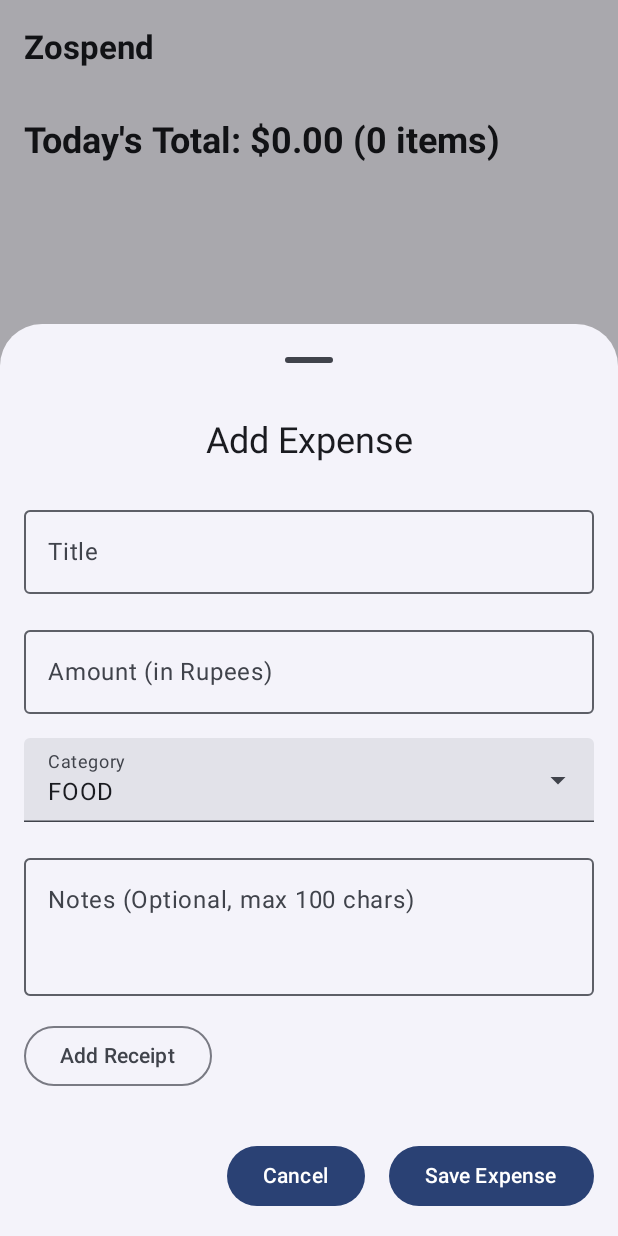
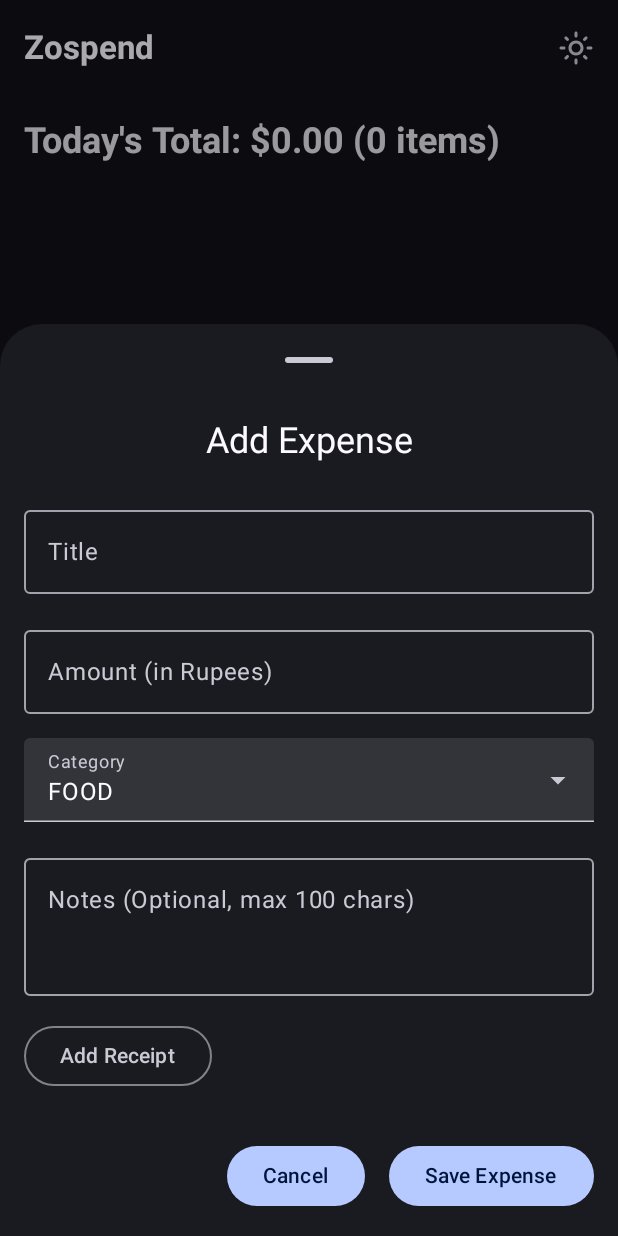
Before and after one commit to DarshReddy/Zospend, an Android app built with Jetpack Compose: the screen it shows after launch (MainActivity), after a tap on "Add Expense", on a phone screen of 412 x 824 dp. Run offline under Robolectric (Android 15) with nearby library versions, the phone set to English and light mode, and no system bars; 1 other tap on this screen came first.

Commit message:
feat: Add theme toggle and update icons
This commit introduces a theme toggle functionality and updates icons in the `MainScreen`.

**MainScreen:**
- Adds a theme toggle `IconButton` to the `TopAppBar` that switches between light and dark themes.
- Updates the bottom navigation icons:
    - "Today" now uses `Icons.Filled.Today` and `Icons.Outlined.Today`.
    - "Reports" now uses `Icons.Filled.Analytics` and `Icons.Outlined.Analytics`.
- Passes `isDarkTheme` and `onThemeToggle` parameters to control theme state.

**MainActivity:**
- Uses a `ThemeViewModel` to manage and observe the current theme state.
- Dynamically updates `SystemBarStyle` for status and navigation bars based on the current theme.
- Passes the current theme state and toggle function to `MainScreen`.

**Theme:**
- Introduces `ThemeViewModel` to manage the dark theme state using a `MutableStateFlow`.

**Build & Configuration:**
- Updates Kotlin JVM target to 17.
- Adds `androidx.compose.material:material-icons-extended` dependency.
- Updates Gradle configuration to reflect JVM 17.

**Components:**
- In `OutlinedButtonComposable`, updates the `border` parameter for `OutlinedButton` to use `ButtonDefaults.outlinedButtonBorder(enabled = true)`.

```diff
--- a/app/src/main/java/com/assignment/zospend/MainActivity.kt
+++ b/app/src/main/java/com/assignment/zospend/MainActivity.kt
@@ -1,40 +1,44 @@
-
 package com.assignment.zospend
 
+import android.graphics.Color
 import android.os.Bundle
 import androidx.activity.ComponentActivity
+import androidx.activity.SystemBarStyle
 import androidx.activity.compose.setContent
 import androidx.activity.enableEdgeToEdge
-import androidx.compose.foundation.layout.fillMaxSize
-import androidx.compose.material3.MaterialTheme
-import androidx.compose.material3.Surface
-import androidx.compose.runtime.Composable
-import androidx.compose.ui.Modifier
-import androidx.compose.ui.tooling.preview.Preview
+import androidx.activity.viewModels
+import androidx.compose.runtime.collectAsState
+import androidx.compose.runtime.getValue
 import com.assignment.zospend.ui.main.MainScreen
+import com.assignment.zospend.ui.theme.ThemeViewModel
 import com.assignment.zospend.ui.theme.ZospendTheme
 
 class MainActivity : ComponentActivity() {
+
+    private val themeViewModel by viewModels<ThemeViewModel>()
     override fun onCreate(savedInstanceState: Bundle?) {
         super.onCreate(savedInstanceState)
         enableEdgeToEdge()
         setContent {
-            ZospendTheme {
-                Surface(
-                    modifier = Modifier.fillMaxSize(),
-                    color = MaterialTheme.colorScheme.background
-                ) {
-                    MainScreen()
-                }
+            val isDarkTheme by themeViewModel.isDarkTheme.collectAsState()
+            enableEdgeToEdge(
+                statusBarStyle = SystemBarStyle.auto(
+                    Color.TRANSPARENT,
+                    Color.TRANSPARENT,
+                ) { isDarkTheme },
+                navigationBarStyle = SystemBarStyle.auto(
+                    Color.TRANSPARENT,
+                    Color.TRANSPARENT,
+                ) { isDarkTheme },
+            )
+            ZospendTheme(
+                darkTheme = isDarkTheme
+            ) {
+                MainScreen(
+                    isDarkTheme = isDarkTheme,
+                    onThemeToggle = { themeViewModel.toggleTheme() }
+                )
             }
         }
     }
 }
-
-@Preview(showBackground = true)
-@Composable
-fun DefaultPreview() {
-    ZospendTheme {
-        MainScreen()
-    }
-}
--- a/app/src/main/java/com/assignment/zospend/ui/components/Components.kt
+++ b/app/src/main/java/com/assignment/zospend/ui/components/Components.kt
@@ -52,9 +52,7 @@ fun SecondaryButton(
         colors = ButtonDefaults.outlinedButtonColors(
             contentColor = MaterialTheme.colorScheme.primary
         ),
-        border = ButtonDefaults.outlinedButtonBorder.copy(
-            width = 1.dp
-        )
+        border = ButtonDefaults.outlinedButtonBorder(enabled = true)
     ) {
         Text(text = text, style = MaterialTheme.typography.labelLarge)
     }
--- a/app/src/main/java/com/assignment/zospend/ui/main/MainScreen.kt
+++ b/app/src/main/java/com/assignment/zospend/ui/main/MainScreen.kt
@@ -6,12 +6,14 @@ import androidx.compose.animation.AnimatedVisibility
 import androidx.compose.foundation.layout.Box
 import androidx.compose.foundation.layout.padding
 import androidx.compose.material.icons.Icons
-import androidx.compose.material.icons.automirrored.filled.List
-import androidx.compose.material.icons.automirrored.outlined.List
 import androidx.compose.material.icons.filled.Add
-import androidx.compose.material.icons.filled.DateRange
+import androidx.compose.material.icons.filled.Analytics
 import androidx.compose.material.icons.filled.Share
-import androidx.compose.material.icons.outlined.DateRange
+import androidx.compose.material.icons.filled.Today
+import androidx.compose.material.icons.outlined.Analytics
+import androidx.compose.material.icons.outlined.LightMode
+import androidx.compose.material.icons.outlined.Nightlight
+import androidx.compose.material.icons.outlined.Today
 import androidx.compose.material3.BottomAppBar
 import androidx.compose.material3.ExperimentalMaterial3Api
 import androidx.compose.material3.FloatingActionButton
@@ -48,7 +50,10 @@ import kotlinx.coroutines.launch
 
 @OptIn(ExperimentalMaterial3Api::class)
 @Composable
-fun MainScreen() {
+fun MainScreen(
+    isDarkTheme: Boolean,
+    onThemeToggle: () -> Unit
+) {
     val navController = rememberNavController()
     val sheetState = rememberModalBottomSheetState(true)
     val scope = rememberCoroutineScope()
@@ -66,6 +71,12 @@ fun MainScreen() {
             TopAppBar(
                 title = { Text(text = "Zospend") },
                 actions = {
+                    IconButton(onClick = onThemeToggle) {
+                        Icon(
+                            imageVector = if (isDarkTheme) Icons.Outlined.LightMode else Icons.Outlined.Nightlight,
+                            contentDescription = "Toggle Theme"
+                        )
+                    }
                     AnimatedVisibility(visible = currentRoute == Screen.Reports.route) {
                         IconButton(onClick = {
                             shareReport(
@@ -130,7 +141,7 @@ fun AppBottomBar(
         NavigationBarItem(
             icon = {
                 Icon(
-                    imageVector = if (isTodaySelected) Icons.Filled.DateRange else Icons.Outlined.DateRange,
+                    imageVector = if (isTodaySelected) Icons.Filled.Today else Icons.Outlined.Today,
                     contentDescription = "Today"
                 )
             },
@@ -146,7 +157,7 @@ fun AppBottomBar(
         NavigationBarItem(
             icon = {
                 Icon(
-                    imageVector = if (isReportsSelected) Icons.AutoMirrored.Filled.List else Icons.AutoMirrored.Outlined.List,
+                    imageVector = if (isReportsSelected) Icons.Filled.Analytics else Icons.Outlined.Analytics,
                     contentDescription = "Reports"
                 )
             },
--- a/app/src/main/java/com/assignment/zospend/ui/theme/Theme.kt
+++ b/app/src/main/java/com/assignment/zospend/ui/theme/Theme.kt
@@ -9,6 +9,11 @@ import androidx.compose.material3.dynamicLightColorScheme
 import androidx.compose.material3.lightColorScheme
 import androidx.compose.runtime.Composable
 import androidx.compose.ui.platform.LocalContext
+import androidx.lifecycle.ViewModel
+import androidx.lifecycle.viewModelScope
+import kotlinx.coroutines.flow.MutableStateFlow
+import kotlinx.coroutines.flow.asStateFlow
+import kotlinx.coroutines.launch
 
 private val LightColors = lightColorScheme(
     primary = md_theme_light_primary,
@@ -97,3 +102,14 @@ fun ZospendTheme(
         content = content
     )
 }
+
+class ThemeViewModel : ViewModel() {
+    private val _isDarkTheme = MutableStateFlow(false)
+    val isDarkTheme = _isDarkTheme.asStateFlow()
+
+    fun toggleTheme() {
+        viewModelScope.launch {
+            _isDarkTheme.value = !_isDarkTheme.value
+        }
+    }
+}
--- a/gradle/libs.versions.toml
+++ b/gradle/libs.versions.toml
@@ -13,6 +13,7 @@ coil = "2.7.0"
 
 [libraries]
 androidx-core-ktx = { group = "androidx.core", name = "core-ktx", version.ref = "coreKtx" }
+androidx-material-icons-extended = { module = "androidx.compose.material:material-icons-extended" }
 junit = { group = "junit", name = "junit", version.ref = "junit" }
 androidx-junit = { group = "androidx.test.ext", name = "junit", version.ref = "junitVersion" }
 androidx-espresso-core = { group = "androidx.test.espresso", name = "espresso-core", version.ref = "espressoCore" }
```
Also changed, not shown: app/build.gradle.kts (+13 -10 lines).
